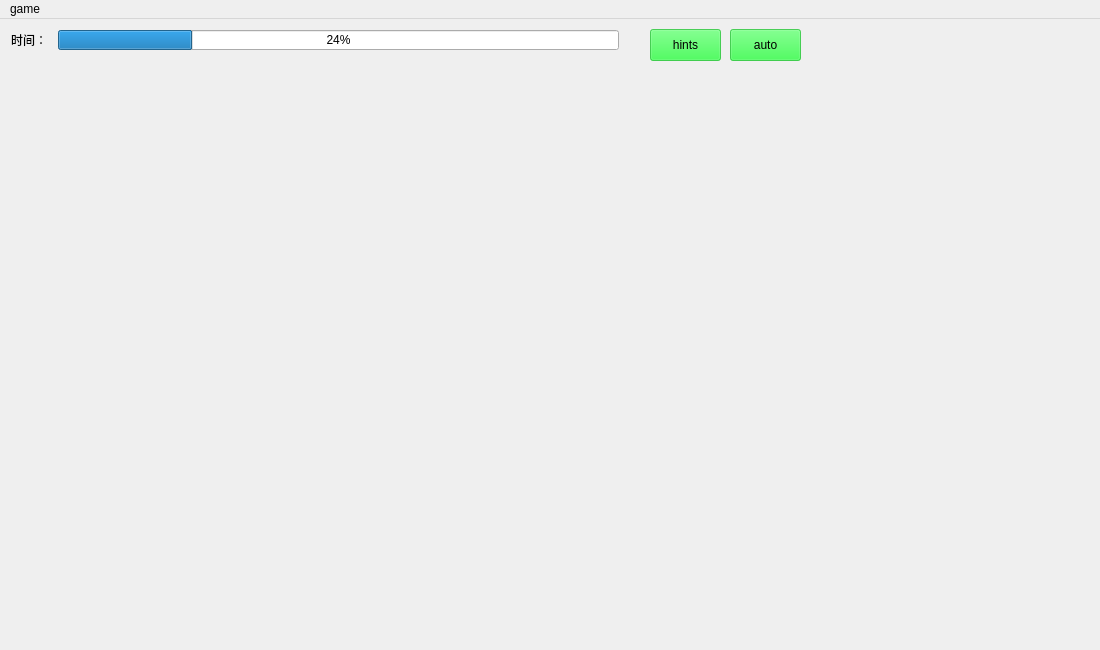
Old version of the form main_game_window.ui in the repository jiangzc/QtLianliankan.
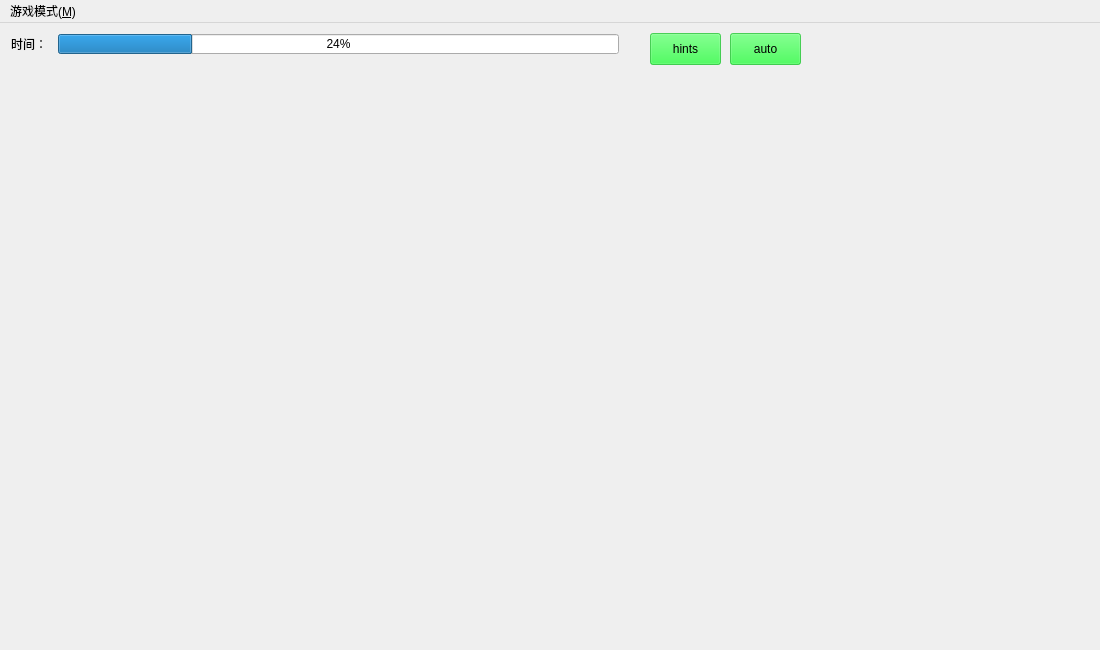
New version of the form. Icons and pictures are not drawn.

Commit message: add game-start interface

```diff
--- a/main_game_window.ui
+++ b/main_game_window.ui
@@ -88,7 +88,7 @@
    </property>
    <widget class="QMenu" name="menuGame">
     <property name="title">
-     <string>game</string>
+     <string>游戏模式(&amp;M)</string>
     </property>
     <addaction name="actionBasic"/>
     <addaction name="actionMedium"/>
```
Left out of the diff: 16 changed lines with no effect on the pictures. The commit also changes 5 other files.
